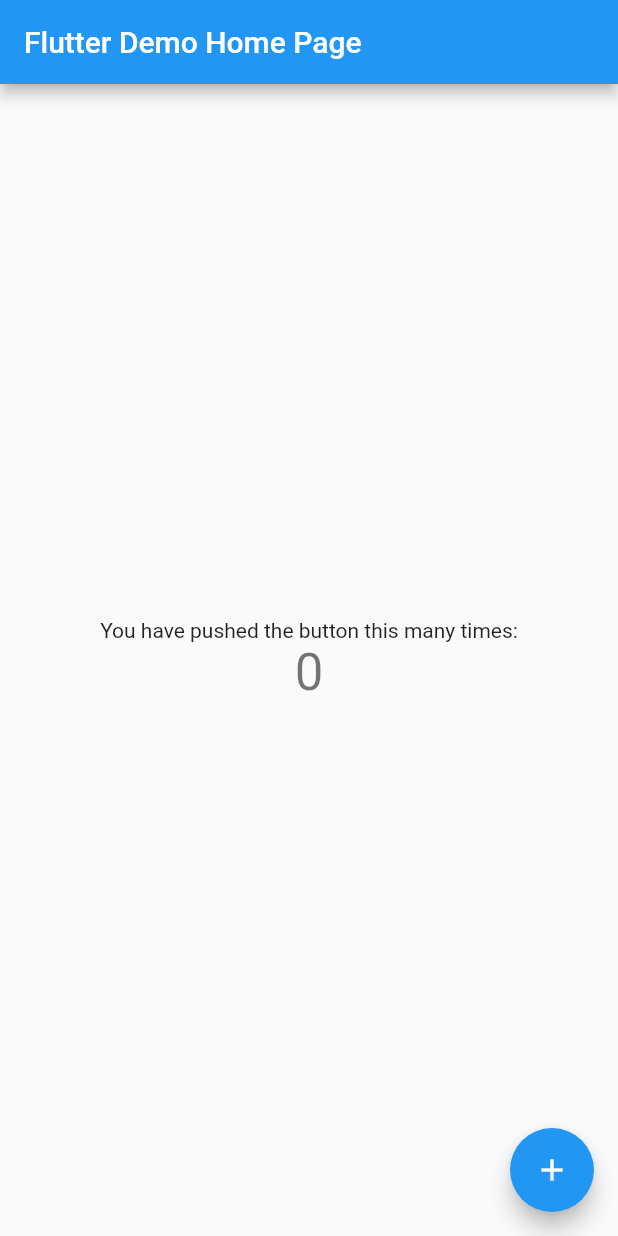
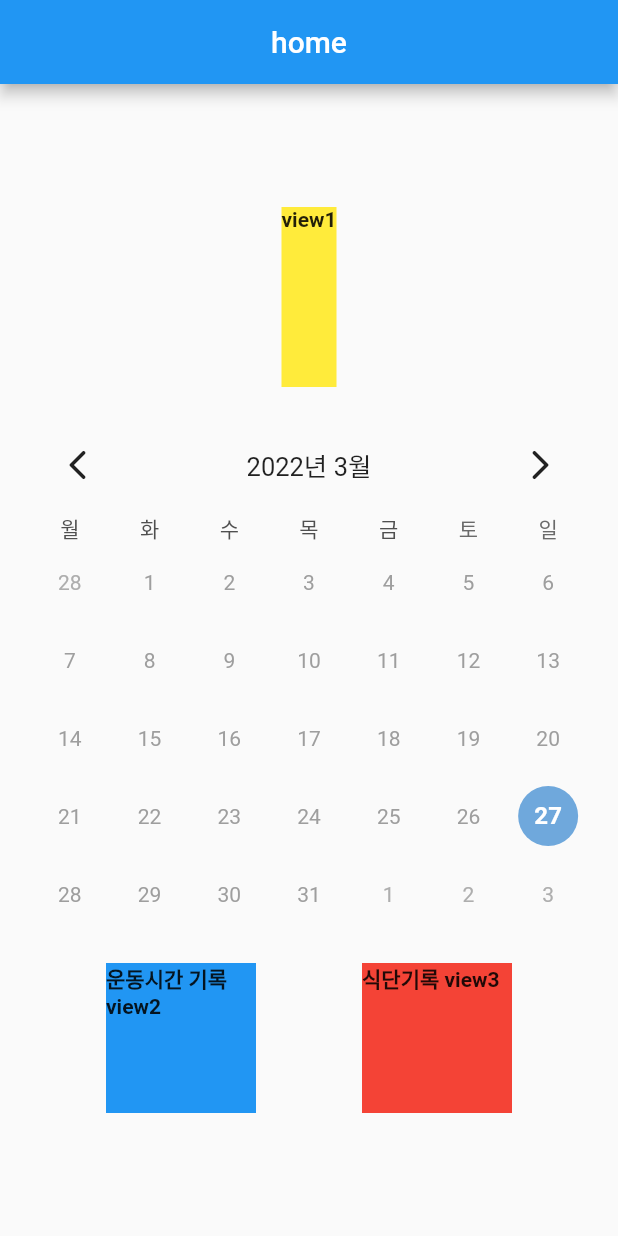
Before and after one commit to kookmin-sw/capstone-2022-48, a Flutter app: the screen it shows after launch, on a phone screen of 412 x 824 dp. Run offline on Flutter 3.47's test engine with Material 2 defaults, Android fonts, the phone set to English and light mode, and no system bars; drawn by our look-alikes of table_calendar; Roboto replaces fonts that are missing (Pretendard); project files that could hold a hidden picture were left out.

```diff
--- /dev/null
+++ b/lib/Utilities.dart
@@ -0,0 +1,52 @@
+// Copyright 2019 Aleksander Woźniak
+// SPDX-License-Identifier: Apache-2.0
+
+import 'dart:collection';
+
+import 'package:table_calendar/table_calendar.dart';
+
+/// Example event class.
+class Event {
+  final String title;
+
+  const Event(this.title);
+
+  @override
+  String toString() => title;
+}
+
+/// Example events.
+///
+/// Using a [LinkedHashMap] is highly recommended if you decide to use a map.
+final kEvents = LinkedHashMap<DateTime, List<Event>>(
+  equals: isSameDay,
+  hashCode: getHashCode,
+)..addAll(_kEventSource);
+
+final _kEventSource = Map.fromIterable(List.generate(50, (index) => index),
+    key: (item) => DateTime.utc(kFirstDay.year, kFirstDay.month, item * 5),
+    value: (item) => List.generate(
+        item % 4 + 1, (index) => Event('Event $item | ${index + 1}')))
+  ..addAll({
+    kToday: [
+      Event('Today\'s Event 1'),
+      Event('Today\'s Event 2'),
+    ],
+  });
+
+int getHashCode(DateTime key) {
+  return key.day * 1000000 + key.month * 10000 + key.year;
+}
+
+/// Returns a list of [DateTime] objects from [first] to [last], inclusive.
+List<DateTime> daysInRange(DateTime first, DateTime last) {
+  final dayCount = last.difference(first).inDays + 1;
+  return List.generate(
+    dayCount,
+        (index) => DateTime.utc(first.year, first.month, first.day + index),
+  );
+}
+
+final kToday = DateTime.now();
+final kFirstDay = DateTime(kToday.year, kToday.month - 3, kToday.day);
+final kLastDay = DateTime(kToday.year, kToday.month + 3, kToday.day);
--- a/lib/main.dart
+++ b/lib/main.dart
@@ -1,115 +1,24 @@
+import 'package:capstone_2022_48/pages/HomeCalendar.dart';
 import 'package:flutter/material.dart';
+// import 'package:flutter_event_calendar/flutter_event_calendar.dart';
+import 'package:provider/provider.dart';
+import 'package:intl/date_symbol_data_local.dart';
 
 void main() {
-  runApp(const MyApp());
+  runApp(MyApp());
+  // initializeDateFormatting().then((_) => runApp(MyApp()));
 }
 
 class MyApp extends StatelessWidget {
-  const MyApp({Key? key}) : super(key: key);
+  // const MyApp({Key? key}) : super(key: key);
 
   // This widget is the root of your application.
   @override
   Widget build(BuildContext context) {
+    initializeDateFormatting();
     return MaterialApp(
-      title: 'Flutter Demo',
-      theme: ThemeData(
-        // This is the theme of your application.
-        //
-        // Try running your application with "flutter run". You'll see the
-        // application has a blue toolbar. Then, without quitting the app, try
-        // changing the primarySwatch below to Colors.green and then invoke
-        // "hot reload" (press "r" in the console where you ran "flutter run",
-        // or simply save your changes to "hot reload" in a Flutter IDE).
-        // Notice that the counter didn't reset back to zero; the application
-        // is not restarted.
-        primarySwatch: Colors.blue,
-      ),
-      home: const MyHomePage(title: 'Flutter Demo Home Page'),
+      title: 'test',
+      home: HomeCalendar(),
     );
   }
 }
-
-class MyHomePage extends StatefulWidget {
-  const MyHomePage({Key? key, required this.title}) : super(key: key);
-
-  // This widget is the home page of your application. It is stateful, meaning
-  // that it has a State object (defined below) that contains fields that affect
-  // how it looks.
-
-  // This class is the configuration for the state. It holds the values (in this
-  // case the title) provided by the parent (in this case the App widget) and
-  // used by the build method of the State. Fields in a Widget subclass are
-  // always marked "final".
-
-  final String title;
-
-  @override
-  State<MyHomePage> createState() => _MyHomePageState();
-}
-
-class _MyHomePageState extends State<MyHomePage> {
-  int _counter = 0;
-
-  void _incrementCounter() {
-    setState(() {
-      // This call to setState tells the Flutter framework that something has
-      // changed in this State, which causes it to rerun the build method below
-      // so that the display can reflect the updated values. If we changed
-      // _counter without calling setState(), then the build method would not be
-      // called again, and so nothing would appear to happen.
-      _counter++;
-    });
-  }
-
-  @override
-  Widget build(BuildContext context) {
-    // This method is rerun every time setState is called, for instance as done
-    // by the _incrementCounter method above.
-    //
-    // The Flutter framework has been optimized to make rerunning build methods
-    // fast, so that you can just rebuild anything that needs updating rather
-    // than having to individually change instances of widgets.
-    return Scaffold(
-      appBar: AppBar(
-        // Here we take the value from the MyHomePage object that was created by
-        // the App.build method, and use it to set our appbar title.
-        title: Text(widget.title),
-      ),
-      body: Center(
-        // Center is a layout widget. It takes a single child and positions it
-        // in the middle of the parent.
-        child: Column(
-          // Column is also a layout widget. It takes a list of children and
-          // arranges them vertically. By default, it sizes itself to fit its
-          // children horizontally, and tries to be as tall as its parent.
-          //
-          // Invoke "debug painting" (press "p" in the console, choose the
-          // "Toggle Debug Paint" action from the Flutter Inspector in Android
-          // Studio, or the "Toggle Debug Paint" command in Visual Studio Code)
-          // to see the wireframe for each widget.
-          //
-          // Column has various properties to control how it sizes itself and
-          // how it positions its children. Here we use mainAxisAlignment to
-          // center the children vertically; the main axis here is the vertical
-          // axis because Columns are vertical (the cross axis would be
-          // horizontal).
-          mainAxisAlignment: MainAxisAlignment.center,
-          children: <Widget>[
-            const Text(
-              'You have pushed the button this many times:',
-            ),
-            Text(
-              '$_counter',
-              style: Theme.of(context).textTheme.headline4,
-            ),
-          ],
-        ),
-      ),
-      floatingActionButton: FloatingActionButton(
-        onPressed: _incrementCounter,
-        tooltip: 'Increment',
-        child: const Icon(Icons.add),
-      ), // This trailing comma makes auto-formatting nicer for build methods.
-    );
-  }
-}
--- /dev/null
+++ b/lib/pages/HomeCalendar.dart
@@ -0,0 +1,177 @@
+import 'dart:ui';
+
+import 'package:flutter/material.dart';
+import 'package:flutter/cupertino.dart';
+import 'package:table_calendar/table_calendar.dart';
+// import 'package:capstone_2022_48/Utilities.dart';
+
+class HomeCalendar extends StatefulWidget {
+  const HomeCalendar({Key? key}) : super(key: key);
+
+  @override
+  _HomeCalendarState createState() => _HomeCalendarState();
+}
+
+class _HomeCalendarState extends State<HomeCalendar> {
+  DateTime _selectedDay = DateTime.now();
+  DateTime _focusedDay = DateTime.now();
+
+  CalendarFormat _calendarFormat = CalendarFormat.month;
+
+  // CalendarFormat format = CalendarFormat.month;
+  // DateTime selectedDay = DateTime.now();
+  // DateTime focusedDay = DateTime.now();
+  //
+  // DateTime? rangeStart;
+  // DateTime? rangeEnd;
+  // late final ValueNotifier<List<Event>> selectedEvents;
+  // RangeSelectionMode rangeSelectionMode = RangeSelectionMode
+  //     .toggledOff; // Can be toggled on/off by longpressing a date
+  //
+  // void onDaySelected(selectedDay, focusedDay) {
+  //   if (!isSameDay(selectedDay, selectedDay)) {
+  //     setState(() {
+  //       selectedDay = selectedDay;
+  //       focusedDay = focusedDay;
+  //       rangeStart = null; // Important to clean those
+  //       rangeEnd = null;
+  //       rangeSelectionMode = RangeSelectionMode.toggledOff;
+  //     });
+  //
+  //     selectedEvents.value = getEventsForDay(selectedDay);
+  //   }
+  // }
+  //
+  // List<Event> getEventsForDay(DateTime day) {
+  //   // Implementation example
+  //   return kEvents[day] ?? [];
+  // }
+
+  @override
+  Widget build(BuildContext context) {
+    return Scaffold(
+      appBar: AppBar(
+        title: Text('home'),
+        centerTitle: true,
+      ),
+      body: Center(
+        child: Column(
+          mainAxisAlignment: MainAxisAlignment.center,
+          children: <Widget>[
+            Container(
+              height: 120,
+              color: Colors.yellow,
+              child: Text(
+                'view1',
+                style: TextStyle(
+                    fontFamily: 'Pretendard', fontWeight: FontWeight.bold),
+              ),
+            ),
+            Container(
+              margin: EdgeInsets.all(20),
+              child: TableCalendar(
+                locale: 'ko-KR',
+
+                focusedDay: DateTime.now(),
+                firstDay: DateTime(2020),
+                lastDay: DateTime(2030),
+
+                selectedDayPredicate: (DateTime date) {
+                  return isSameDay(_selectedDay, date);
+                },
+                onDaySelected: (selectDay, focusDay) {
+                  setState(() {
+                    _selectedDay = selectDay;
+                    _focusedDay = focusDay;
+                  });
+                },
+
+                calendarFormat: _calendarFormat,
+                onFormatChanged: (format) {
+                  setState(() {
+                    _calendarFormat = format;
+                  });
+                },
+
+                startingDayOfWeek: StartingDayOfWeek.monday,
+                // daysOfWeekVisible: true,
+                onPageChanged: (focusedDay) {
+                  _focusedDay = focusedDay;
+                },
+
+                // header style
+                headerVisible: true,
+                headerStyle: HeaderStyle(
+                  formatButtonVisible: false,
+                  titleCentered: true,
+                  // centerHeaderTitle: true,
+                  leftChevronIcon: Icon(Icons.arrow_back_ios_rounded),
+                  rightChevronIcon: Icon(Icons.arrow_forward_ios_rounded),
+                  // titleTextStyle: const TextStyle(fontSize: 15.0),
+                ),
+                daysOfWeekHeight: 20,
+
+                // calendar style
+                calendarStyle: CalendarStyle(
+                  defaultTextStyle: TextStyle(color: Colors.grey),
+                  weekendTextStyle: TextStyle(color: Colors.grey),
+                  isTodayHighlighted: true,
+
+                  // selectedDecoration: BoxDecoration(
+                  //   color: Colors.blue,
+                  //   shape: BoxShape.circle,
+                  // ),
+                  // selectedTextStyle: TextStyle(color: Colors.white),
+
+                  // today style
+                  todayDecoration: BoxDecoration(
+                      color: Color(0xffc1c1c1), shape: BoxShape.circle),
+                  // color: Color(0xff6fa8dc), shape: BoxShape.circle),
+                  todayTextStyle: TextStyle(
+                      fontWeight: FontWeight.bold,
+                      color: Color(0xffffffff),
+                      fontSize: 16),
+
+                  // selected day style
+                  selectedDecoration: BoxDecoration(
+                    color: Color(0xff6fa8dc),
+                    shape: BoxShape.circle,
+                  ),
+                  selectedTextStyle: TextStyle(
+                      fontWeight: FontWeight.bold,
+                      color: Color(0xffffffff),
+                      fontSize: 16),
+                ),
+              ),
+            ),
+            Row(
+              mainAxisAlignment: MainAxisAlignment.spaceEvenly,
+              children: <Widget>[
+                Container(
+                    width: 100,
+                    height: 100,
+                    color: Colors.blue,
+                    child: Text(
+                      '운동시간 기록 view2',
+                      style: TextStyle(
+                          fontFamily: 'Pretendard',
+                          fontWeight: FontWeight.bold),
+                    )),
+                Container(
+                  width: 100,
+                  height: 100,
+                  color: Colors.red,
+                  child: Text(
+                    '식단기록 view3',
+                    style: TextStyle(
+                        fontFamily: 'Pretendard', fontWeight: FontWeight.bold),
+                  ),
+                ),
+              ],
+            ),
+          ],
+        ),
+      ),
+    );
+  }
+}
```
Also changed, not shown: pubspec.yaml (+20 -14 lines), fonts/Pretendard-ExtraLight.otf (added), fonts/Pretendard-Thin.otf (added), lib/pages/Exercise.dart (added), pubspec.lock, 8 other files.
